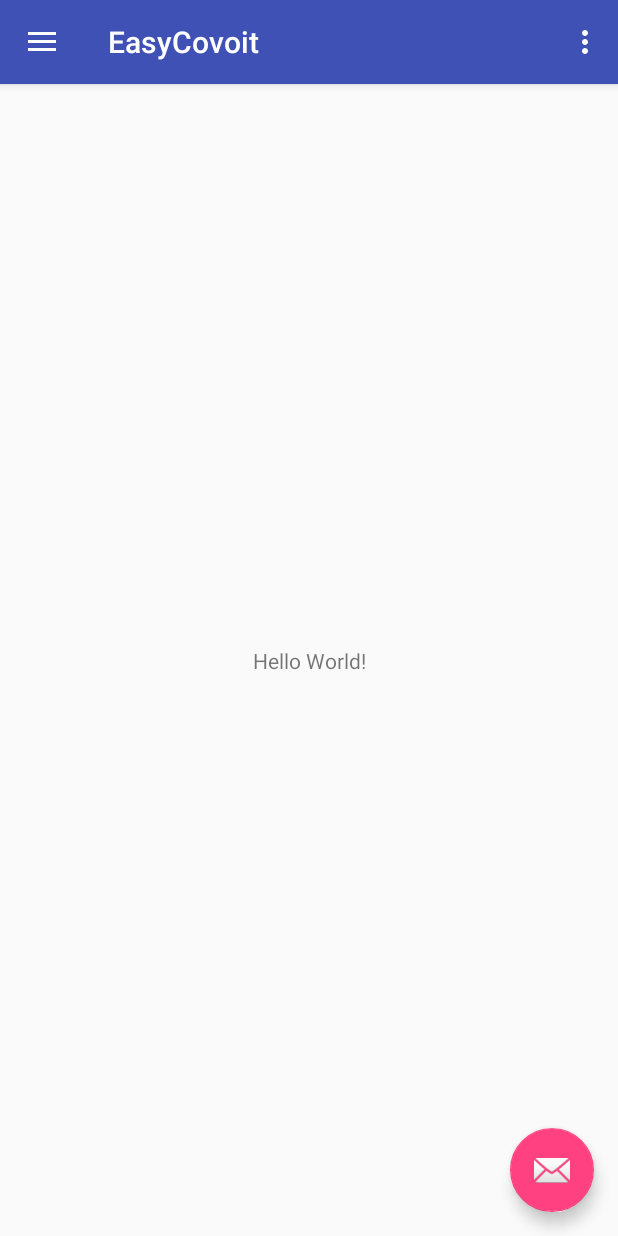
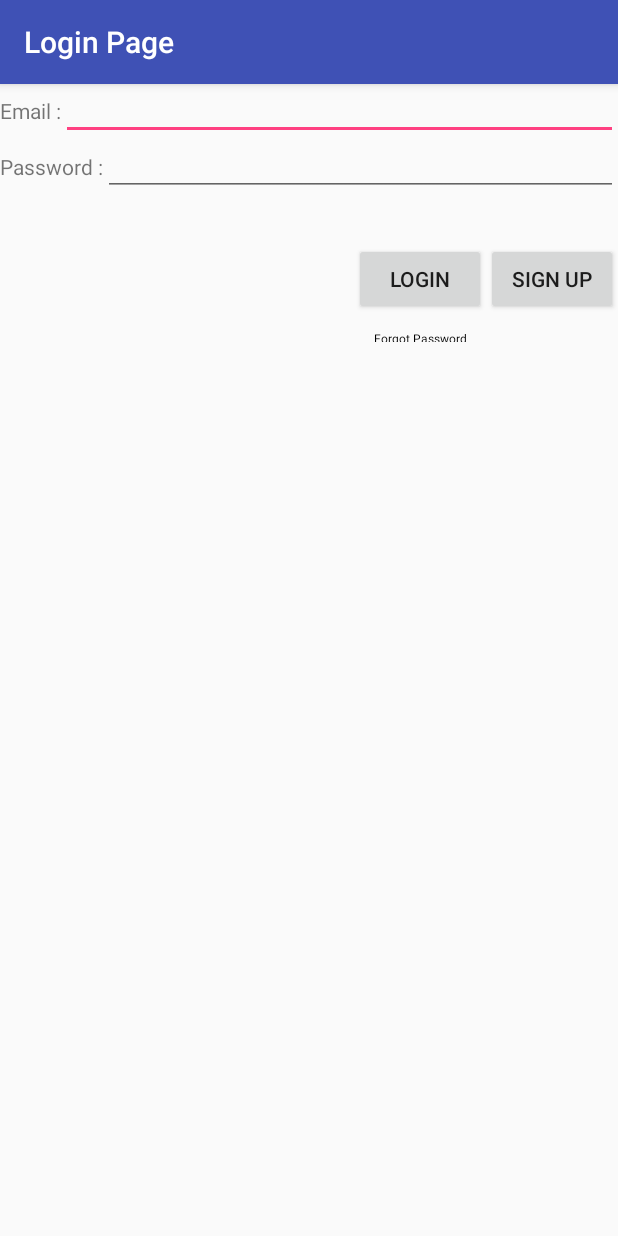
Before and after one commit to BenoitFischer/EasyCovoit, an Android app: the screen it shows after launch (MainActivity before the commit, LoginActivity after it), on a phone screen of 412 x 824 dp. Run offline under Robolectric (Android 15) with nearby library versions, the phone set to English and light mode, and no system bars; our stand-ins replace Firebase (no records; nobody signed in at launch, a user with empty details on screens opened directly).

Commit message:
AndroidManifest, les deux gradle.build pour configurer firebase, fichier string.xml dans les dossier res. Activité de login, signup, resetpassword ainsi leur layout. fichier google.json.

```diff
--- a/app/build.gradle
+++ b/app/build.gradle
@@ -24,7 +24,10 @@ dependencies {
     implementation 'com.android.support:support-v4:26.1.0'
     implementation 'com.android.support:design:26.1.0'
     implementation 'com.android.support.constraint:constraint-layout:1.0.2'
+    implementation 'com.google.firebase:firebase-auth:11.0.4'
     testImplementation 'junit:junit:4.12'
     androidTestImplementation 'com.android.support.test:runner:1.0.1'
     androidTestImplementation 'com.android.support.test.espresso:espresso-core:3.0.1'
 }
+
+apply plugin :"com.google.gms.google-services"
--- /dev/null
+++ b/app/src/main/java/fr/toulon/seatech/easycovoit/LoginActivity.java
@@ -0,0 +1,102 @@
+package fr.toulon.seatech.easycovoit;
+
+import android.content.Intent;
+import android.support.annotation.NonNull;
+import android.support.v7.app.AppCompatActivity;
+import android.os.Bundle;
+import android.util.Log;
+import android.view.View;
+import android.widget.Button;
+import android.widget.EditText;
+import android.widget.ProgressBar;
+import android.widget.Toast;
+
+import com.google.android.gms.tasks.OnCompleteListener;
+import com.google.android.gms.tasks.Task;
+import com.google.firebase.auth.AuthResult;
+import com.google.firebase.auth.FirebaseAuth;
+import com.google.firebase.auth.FirebaseUser;
+
+public class LoginActivity extends AppCompatActivity {
+
+    private EditText inputEmail, inputPassword;
+    private FirebaseAuth mAuth;
+    private ProgressBar progressBar;
+    private Button btnSignup, btnLogin, btnReset;
+    @Override
+    protected void onCreate(Bundle savedInstanceState) {
+        super.onCreate(savedInstanceState);
+        setContentView(R.layout.activity_login);
+        setTitle("Login Page");
+        //Get Firebase auth instance
+        mAuth = FirebaseAuth.getInstance();
+
+        if (mAuth.getCurrentUser() != null) {
+            startActivity(new Intent(LoginActivity.this, MainActivity.class));
+            finish();
+        }
+
+
+
+        inputEmail = (EditText) findViewById(R.id.emailLog);
+        inputPassword = (EditText) findViewById(R.id.pwdLog);
+        progressBar = (ProgressBar) findViewById(R.id.progressBar);
+        btnSignup = (Button) findViewById(R.id.btn_newUser);
+        btnLogin = (Button) findViewById(R.id.btn_login);
+        btnReset = (Button) findViewById(R.id.btn_reset);
+
+        mAuth = FirebaseAuth.getInstance();
+
+        btnSignup.setOnClickListener(new View.OnClickListener() {
+            @Override
+            public void onClick(View v) {
+                startActivity(new Intent(LoginActivity.this, SignupActivity.class));
+            }
+        });
+
+        btnReset.setOnClickListener(new View.OnClickListener() {
+            @Override
+            public void onClick(View v) {
+                startActivity(new Intent(LoginActivity.this, ResetPasswordActivity.class));
+            }
+        });
+
+        btnLogin.setOnClickListener(new View.OnClickListener() {
+            @Override
+            public void onClick(View v) {
+                String email = inputEmail.getText().toString();
+                final String password = inputPassword.getText().toString();
+
+                //authenticate user
+                mAuth.signInWithEmailAndPassword(email, password)
+                        .addOnCompleteListener(LoginActivity.this, new OnCompleteListener<AuthResult>() {
+                            @Override
+                            public void onComplete(@NonNull Task<AuthResult> task) {
+                                // If sign in fails, display a message to the user. If sign in succeeds
+                                // the auth state listener will be notified and logic to handle the
+                                // signed in user can be handled in the listener.
+                                progressBar.setVisibility(View.GONE);
+                                if (!task.isSuccessful()) {
+                                    // there was an error
+                                    if (password.length() < 6) {
+                                        inputPassword.setError(getString(R.string.minimum_password));
+                                    } else {
+                                        Toast.makeText(LoginActivity.this, getString(R.string.auth_failed), Toast.LENGTH_LONG).show();
+                                    }
+                                } else {
+                                    Intent intent = new Intent(LoginActivity.this, MainActivity.class);
+                                    startActivity(intent);
+                                    finish();
+                                }
+                            }
+                        });
+            }
+        });
+
+    }
+
+
+
+
+
+}
--- /dev/null
+++ b/app/src/main/res/layout/activity_login.xml
@@ -0,0 +1,104 @@
+<?xml version="1.0" encoding="utf-8"?>
+<RelativeLayout xmlns:android="http://schemas.android.com/apk/res/android"
+xmlns:app="http://schemas.android.com/apk/res-auto"
+xmlns:tools="http://schemas.android.com/tools"
+android:layout_width="match_parent"
+android:layout_height="match_parent"
+tools:context="fr.toulon.seatech.easycovoit.LoginActivity">
+
+<TextView
+    android:id="@+id/viewEmail"
+    android:layout_width="wrap_content"
+    android:layout_height="25dp"
+    android:layout_alignBaseline="@+id/emailLog"
+    android:layout_alignBottom="@+id/emailLog"
+    android:layout_toEndOf="@+id/progressBar"
+    android:layout_toRightOf="@+id/progressBar"
+    android:text="@string/view_email" />
+
+<TextView
+    android:id="@+id/viewPwd"
+    android:layout_width="wrap_content"
+    android:layout_height="26dp"
+    android:layout_alignBaseline="@+id/pwdLog"
+    android:layout_alignBottom="@+id/pwdLog"
+    android:layout_toEndOf="@+id/progressBar"
+    android:layout_toRightOf="@+id/progressBar"
+    android:text="@string/view_pwd"
+    />
+
+<EditText
+    android:id="@+id/emailLog"
+    android:layout_width="281dp"
+    android:layout_height="wrap_content"
+    android:layout_alignParentEnd="true"
+    android:layout_alignParentRight="true"
+    android:layout_below="@+id/progressBar"
+    android:layout_toEndOf="@+id/viewEmail"
+    android:layout_toRightOf="@+id/viewEmail"
+    android:ems="10"
+    android:inputType="textEmailAddress"
+    android:textSize="12sp"
+    android:visibility="visible" />
+
+<EditText
+    android:id="@+id/pwdLog"
+    android:layout_width="281dp"
+    android:layout_height="wrap_content"
+    android:layout_alignParentEnd="true"
+    android:layout_alignParentRight="true"
+    android:layout_below="@+id/emailLog"
+    android:layout_toEndOf="@+id/viewPwd"
+    android:layout_toRightOf="@+id/viewPwd"
+    android:ems="10"
+    android:inputType="textPassword"
+    android:textSize="12sp"
+    android:visibility="visible" />
+
+<Button
+    android:id="@+id/btn_login"
+    android:layout_width="wrap_content"
+    android:layout_height="wrap_content"
+    android:layout_below="@+id/pwdLog"
+    android:layout_marginTop="31dp"
+    android:layout_toLeftOf="@+id/btn_newUser"
+    android:layout_toStartOf="@+id/btn_newUser"
+    android:text="@string/btn_login"
+    android:visibility="visible" />
+
+<Button
+    android:id="@+id/btn_newUser"
+    android:layout_width="wrap_content"
+    android:layout_height="wrap_content"
+    android:layout_above="@+id/btn_reset"
+    android:layout_alignEnd="@+id/pwdLog"
+    android:layout_alignRight="@+id/pwdLog"
+    android:text="@string/btn_signup"
+    android:visibility="visible"
+    />
+
+<Button
+    android:id="@+id/btn_reset"
+    style="@style/Widget.AppCompat.Button.Borderless.Colored"
+    android:layout_width="wrap_content"
+    android:layout_height="28dp"
+    android:layout_alignLeft="@+id/btn_login"
+    android:layout_alignStart="@+id/btn_login"
+    android:layout_below="@+id/btn_login"
+    android:text="@string/btn_reset"
+    android:textAlignment="center"
+    android:textAppearance="@style/TextAppearance.AppCompat.Caption"
+    android:textColor="@android:color/black"
+    android:textSize="8sp"
+    android:visibility="visible" />
+
+<ProgressBar
+    android:id="@+id/progressBar"
+    style="?android:attr/progressBarStyle"
+    android:layout_width="wrap_content"
+    android:layout_height="wrap_content"
+    android:layout_marginBottom="4dp"
+    android:visibility="gone"
+    tools:visibility="gone" />
+
+</RelativeLayout>
--- a/app/src/main/res/values/strings.xml
+++ b/app/src/main/res/values/strings.xml
@@ -3,6 +3,19 @@
 
     <string name="navigation_drawer_open">Open navigation drawer</string>
     <string name="navigation_drawer_close">Close navigation drawer</string>
-
     <string name="action_settings">Settings</string>
+    <string name="view_email">Email :</string>
+    <string name="view_pwd">Password :</string>
+    <string name="btn_reset">Forgot Password</string>
+    <string name="btn_login">Login</string>
+    <string name="hint_email">Email</string>
+    <string name="btn_signup">Sign Up</string>
+    <string name="btn_reset_password">Reset Password</string>
+    <string name="btn_back"><![CDATA[<< Back]]></string>
+    <string name="minimum_password">Password too short, enter minimum 6 characters!</string>
+    <string name="auth_failed">Authentication failed, check your email and password or sign up</string>
+    <string name="signOut">Sign Out</string>
+    <string name="main_auth_succes">You\'re successfully connected !!</string>
+    <string name="lbl_forgot_password">Forgot password?</string>
+    <string name="forgot_password_msg">We just need your registered Email Id to sent you password reset instructions.</string>
 </resources>
--- a/build.gradle
+++ b/build.gradle
@@ -9,7 +9,7 @@ buildscript {
     dependencies {
         classpath 'com.android.tools.build:gradle:3.0.1'
 
-
+        classpath 'com.google.gms:google-services:3.1.0'
         // NOTE: Do not place your application dependencies here; they belong
         // in the individual module build.gradle files
     }
```
Also changed, not shown: app/src/main/AndroidManifest.xml (+9 -3 lines), app/src/main/java/fr/toulon/seatech/easycovoit/ResetPasswordActivity.java (added, +73 -0 lines), app/src/main/java/fr/toulon/seatech/easycovoit/SignupActivity.java (added, +94 -0 lines), app/src/main/res/layout/activity_reset_password.xml (added, +82 -0 lines), app/src/main/res/layout/activity_signup.xml (added, +97 -0 lines), 1 other file.
